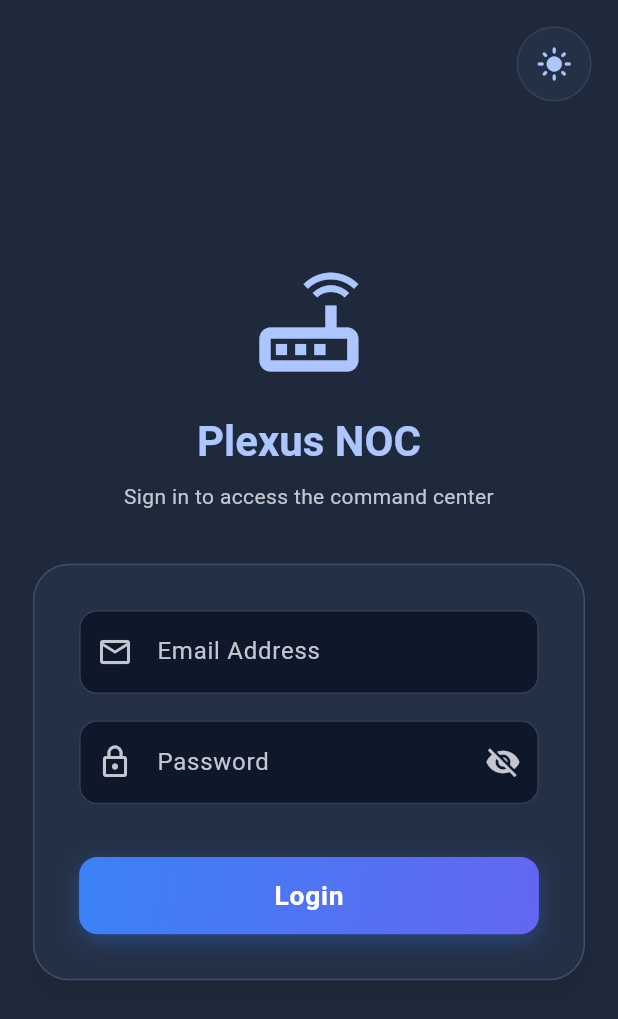
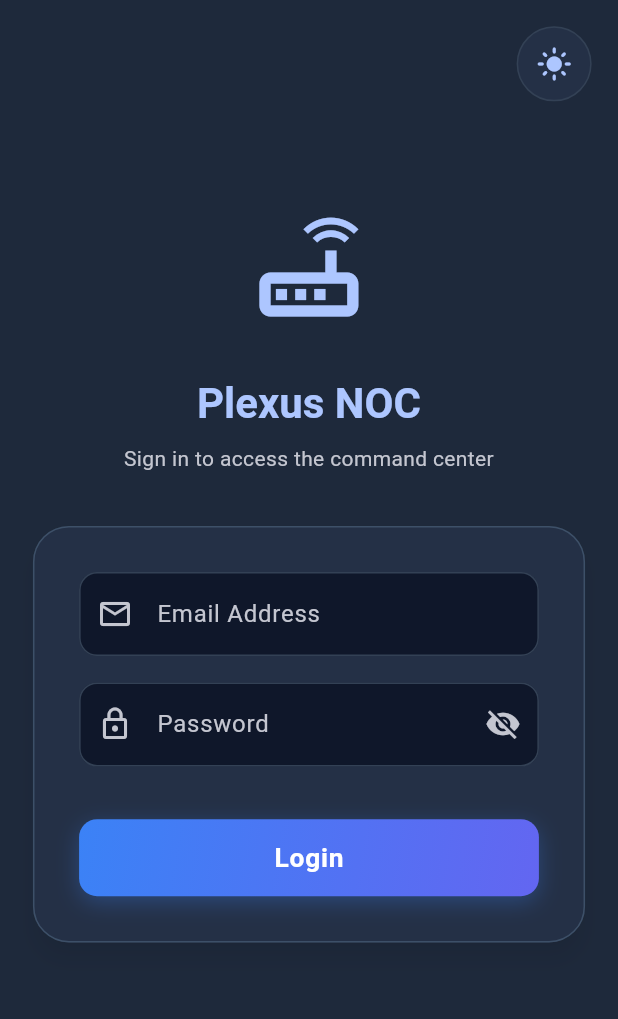
Before and after one commit to The-Black-Shadow/plexus_noc, a Flutter app: the screen it shows after launch, on a phone screen of 412 x 824 dp. Shown: the top 1019 px of the screen. Run offline on Flutter 3.47's test engine with Material 3 defaults, Android fonts, the phone set to English and light mode, and no system bars; our stand-ins replace bloc, equatable, fl_chart, flutter_bloc, flutter_dotenv, flutter_local_notifications and 8 more; accounts and stored records are empty.

Commit message:
add screenshots and update readme

```diff
--- a/lib/features/auth/presentation/pages/login_page.dart
+++ b/lib/features/auth/presentation/pages/login_page.dart
@@ -72,7 +72,7 @@ class _LoginPageState extends State<LoginPage> {
                         size: 80.responsive(context),
                         color: theme.colorScheme.primary,
                       ),
-                      SizedBox(height: 16.responsive(context)),
+                      SizedBox(height: 26.responsive(context)),
                       Text(
                         AppStrings.plexusNocAppTitle,
                         textAlign: TextAlign.center,
@@ -209,6 +209,7 @@ class _LoginPageState extends State<LoginPage> {
                           ),
                         ),
                       ),
+                      SizedBox(height: 56.responsive(context)),
                     ],
                   ),
                 ),
```
Also changed, not shown: 13 other files.
